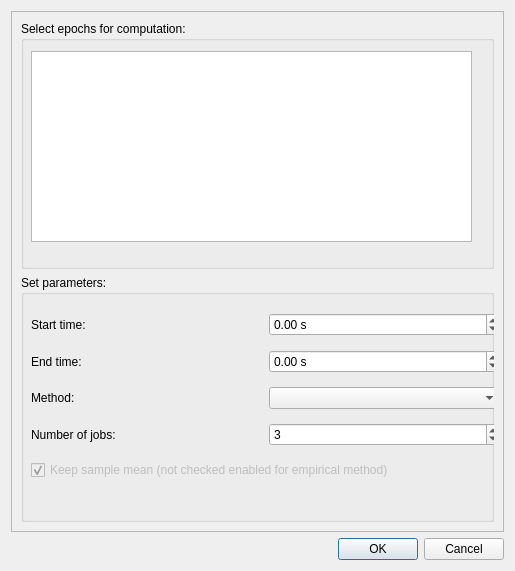
Above: qt4Designer_ui_files/covarianceEpochDialogUi.ui from cibr-jyu/meggie before the change. Below: the same form after it.
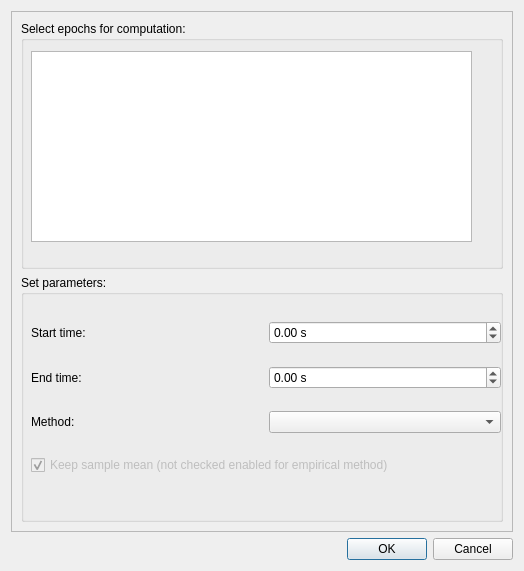
That is the form after the change.

```diff
--- a/qt4Designer_ui_files/covarianceEpochDialogUi.ui
+++ b/qt4Designer_ui_files/covarianceEpochDialogUi.ui
@@ -6,7 +6,7 @@
    <rect>
     <x>0</x>
     <y>0</y>
-    <width>515</width>
+    <width>524</width>
     <height>571</height>
    </rect>
   </property>
@@ -24,7 +24,7 @@
        <rect>
         <x>0</x>
         <y>0</y>
-        <width>495</width>
+        <width>504</width>
         <height>514</height>
        </rect>
       </property>
@@ -138,33 +138,6 @@
              </item>
             </layout>
            </item>
-           <item>
-            <layout class="QHBoxLayout" name="horizontalLayout_4">
-             <item>
-              <widget class="QLabel" name="labelNjobs">
-               <property name="text">
-                <string>Number of jobs:</string>
-               </property>
-              </widget>
-             </item>
-             <item>
-              <widget class="QSpinBox" name="spinBoxNjobs">
-               <property name="enabled">
-                <bool>true</bool>
-               </property>
-               <property name="minimum">
-                <number>1</number>
-               </property>
-               <property name="maximum">
-                <number>99</number>
-               </property>
-               <property name="value">
-                <number>3</number>
-               </property>
-              </widget>
-             </item>
-            </layout>
-           </item>
            <item>
             <widget class="QCheckBox" name="checkBoxKeepSampleMean">
              <property name="enabled">
```
